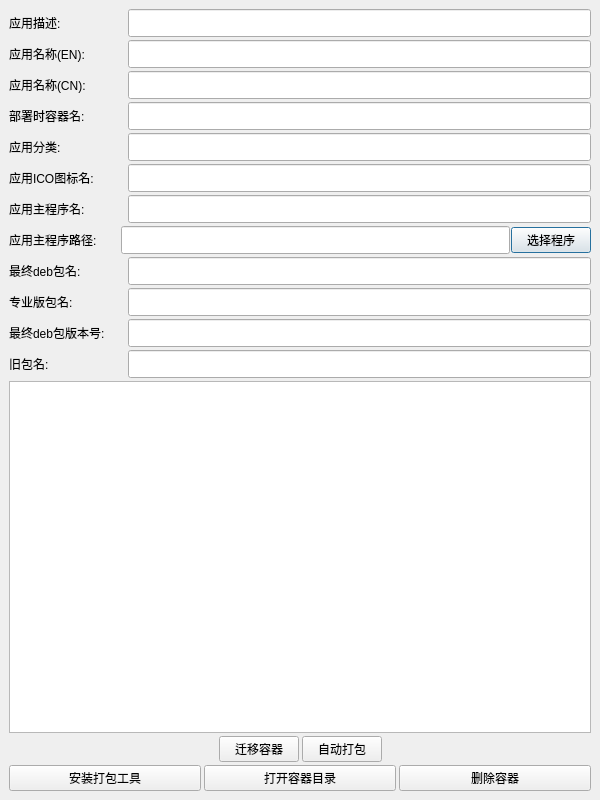
The window that ui/vekPackage.ui (gfdgd-xi/vekcode) describes before a commit, drawn with Qt 5.
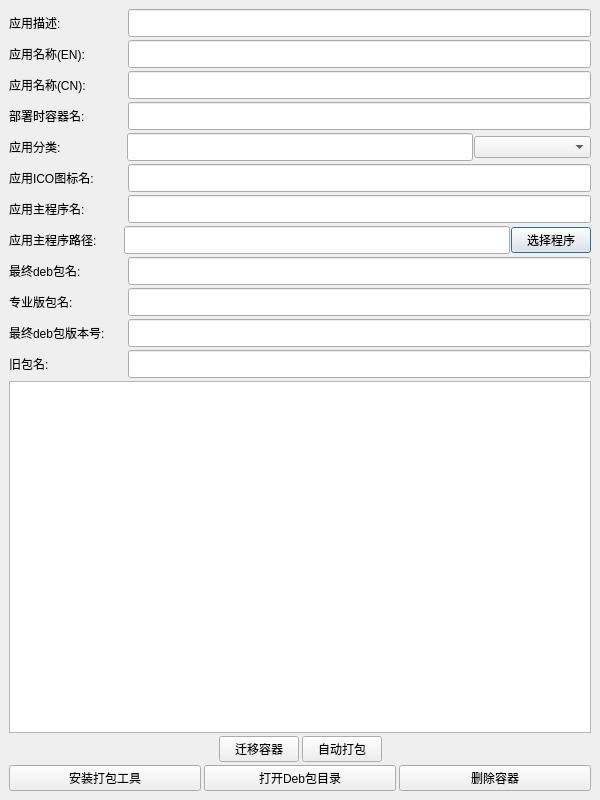
The same window after the commit. Icons and pictures are not drawn.

Diff of the .ui file:
```diff
--- a/ui/vekPackage.ui
+++ b/ui/vekPackage.ui
@@ -207,7 +207,10 @@
       </layout>
      </item>
      <item>
-      <layout class="QHBoxLayout" name="verticalLayout_7" stretch="20,80">
+      <layout class="QHBoxLayout" name="verticalLayout_7" stretch="20,59,20">
+       <property name="spacing">
+        <number>1</number>
+       </property>
        <item>
         <widget class="QLabel" name="label_5">
          <property name="sizePolicy">
@@ -243,6 +246,9 @@
          </property>
         </widget>
        </item>
+       <item>
+        <widget class="QComboBox" name="comboBox_AppType"/>
+       </item>
       </layout>
      </item>
      <item>
@@ -324,7 +330,7 @@
       </layout>
      </item>
      <item>
-      <layout class="QHBoxLayout" name="verticalLayout_4" stretch="20,70,10">
+      <layout class="QHBoxLayout" name="verticalLayout_4" stretch="20,68,10">
        <property name="spacing">
         <number>1</number>
        </property>
@@ -597,7 +603,7 @@
        <item>
         <widget class="QPushButton" name="pushButton_3">
          <property name="text">
-          <string>打开容器目录</string>
+          <string>打开Deb包目录</string>
          </property>
         </widget>
        </item>
```
Left out of the diff: 2 changed lines with no effect on the pictures.
